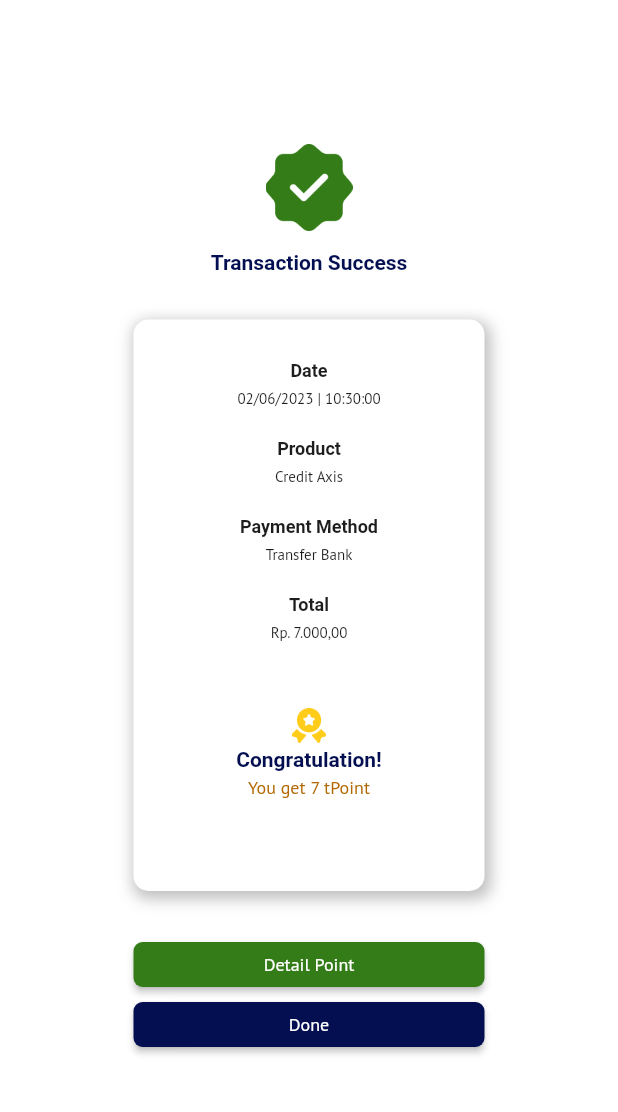
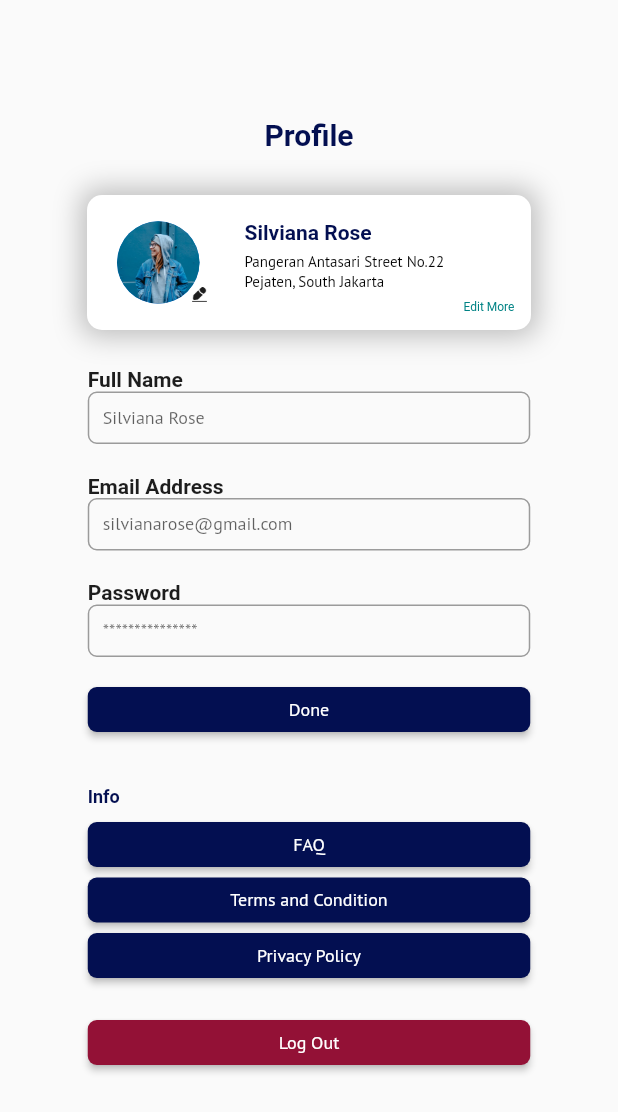
Before and after one commit to Kelompok-14-Loyalty-Point-Agent/Flutter, a Flutter app: the screen it shows after launch, on a phone screen of 412 x 824 dp. Shown: the top 1112 px of the screen. Run offline on Flutter 3.47's test engine with Material 2 defaults, Android fonts, the phone set to English and light mode, and no system bars; our stand-ins replace carousel_slider, dots_indicator, flutter_otp_text_field, google_fonts; Roboto replaces fonts that are missing (PTSans).

Commit message:
slicing profile screen

```diff
--- a/lib/main.dart
+++ b/lib/main.dart
@@ -1,5 +1,6 @@
 import 'package:capstone_14/ui/credit_data_transaction/credit_data_payment_screen.dart';
 import 'package:capstone_14/ui/credit_data_transaction/credit_data_screen.dart';
+import 'package:capstone_14/ui/profile/profile_screen.dart';
 import 'package:capstone_14/ui/splash_screen/splash_screen.dart';
 import 'package:capstone_14/ui/splash_screen/splash_screen_1.dart';
 import 'package:capstone_14/ui/splash_screen/splash_screen_2.dart';
@@ -20,7 +21,7 @@ class MyApp extends StatelessWidget {
     return MaterialApp(
       debugShowCheckedModeBanner: false,
       //Ganti disini kalau mau coba screen
-      home: const TransactionSuccesScreen(),
+      home: const ProfileScreen(),
       onGenerateRoute: (settings) {
         switch (settings.name) {
           case SplashScreen1.routeName:
@@ -31,6 +32,8 @@ class MyApp extends StatelessWidget {
             return _buildFadeRoute(const SplashScreen3());
           case CreditDataScreen.routeName:
             return _buildFadeRoute(const CreditDataScreen());
+          case TransactionSuccesScreen.routeName:
+            return _buildFadeRoute(const TransactionSuccesScreen());
           case CreditDataPaymentScreen.routeName:
             final selectedTestModel = settings.arguments as TestModel;
             return _buildFadeRoute(
--- /dev/null
+++ b/lib/ui/profile/profile_screen.dart
@@ -0,0 +1,257 @@
+import 'package:capstone_14/constant/textstyle_constant.dart';
+import 'package:capstone_14/widgets/button_custome_widget.dart';
+import 'package:flutter/material.dart';
+
+class ProfileScreen extends StatefulWidget {
+  const ProfileScreen({super.key});
+
+  @override
+  State<ProfileScreen> createState() => _ProfileScreenState();
+}
+
+class _ProfileScreenState extends State<ProfileScreen> {
+  @override
+  Widget build(BuildContext context) {
+    return Scaffold(
+      body: Center(
+        //Profile Content
+        child: SizedBox(
+          width: MediaQuery.of(context).size.width,
+          height: MediaQuery.of(context).size.height,
+          child: SingleChildScrollView(
+            child: Column(
+              children: [
+                Padding(
+                  padding: const EdgeInsets.only(top: 78, bottom: 29),
+                  child: Text(
+                    "Profile",
+                    style: TextStyleConst.heading3,
+                  ),
+                ),
+                Container(
+                  width: 296,
+                  height: 90,
+                  decoration: BoxDecoration(
+                    borderRadius: BorderRadius.circular(10),
+                    color: Colors.white,
+                    boxShadow: [
+                      BoxShadow(
+                        color: const Color(0xff000000).withOpacity(0.25),
+                        spreadRadius: 4,
+                        blurRadius: 15,
+                      ),
+                    ],
+                  ),
+                  child: Row(
+                    children: [
+                      Padding(
+                        padding: const EdgeInsets.only(left: 20, right: 25),
+                        child: SizedBox(
+                          width: 60,
+                          child: Stack(
+                            children: <Widget>[
+                              const SizedBox(
+                                width: 55,
+                                height: 55,
+                                child: CircleAvatar(
+                                  radius: 50,
+                                  backgroundImage:
+                                      //pake foto dari api(?)
+                                      AssetImage(
+                                          "assets/images/profilePict.png"),
+                                ),
+                              ),
+                              Positioned(
+                                top: 44,
+                                left: 50,
+                                child: SizedBox(
+                                  height: 10,
+                                  child:
+                                      Image.asset("assets/icons/edit_icon.png"),
+                                ),
+                              ),
+                            ],
+                          ),
+                        ),
+                      ),
+                      Column(
+                        crossAxisAlignment: CrossAxisAlignment.start,
+                        children: [
+                          Padding(
+                            padding: const EdgeInsets.only(top: 17, bottom: 5),
+                            child: Text(
+                              "Silviana Rose",
+                              style: TextStyleConst.heading4,
+                            ),
+                          ),
+                          SizedBox(
+                            width: 141,
+                            child: Text(
+                              "Pangeran Antasari Street No.22 Pejaten, South Jakarta",
+                              style: TextStyleConst.description4,
+                            ),
+                          ),
+                        ],
+                      ),
+                      Padding(
+                        padding: const EdgeInsets.only(top: 60, left: 5),
+                        child: GestureDetector(
+                          onTap: () {},
+                          child: const Text(
+                            "Edit More",
+                            style: TextStyle(
+                              fontFamily: "PTSans",
+                              fontSize: 8,
+                              fontWeight: FontWeight.w400,
+                              color: Color(0xff008284),
+                            ),
+                          ),
+                        ),
+                      )
+                    ],
+                  ),
+                  // Profile Content End
+                ),
+                Column(
+                  crossAxisAlignment: CrossAxisAlignment.start,
+                  children: [
+                    const SizedBox(height: 25),
+                    Text(
+                      "Full Name",
+                      style: TextStyleConst.heading4WithColor(
+                        const Color(0xff1d1d1d),
+                      ),
+                    ),
+                    SizedBox(
+                      width: 295,
+                      height: 35,
+                      child: TextField(
+                        style: TextStyleConst.description3,
+                        decoration: InputDecoration(
+                          contentPadding:
+                              const EdgeInsets.only(top: 5, left: 10),
+                          hintText: "Silviana Rose",
+                          hintStyle: TextStyleConst.description3WithColor(
+                            const Color(0xff1d1d1d).withOpacity(.70),
+                          ),
+                          floatingLabelBehavior: FloatingLabelBehavior.always,
+                          border: OutlineInputBorder(
+                            borderRadius: BorderRadius.circular(6),
+                          ),
+                        ),
+                      ),
+                    ),
+                    const SizedBox(height: 20),
+                    Text(
+                      "Email Address",
+                      style: TextStyleConst.heading4WithColor(
+                        const Color(0xff1d1d1d),
+                      ),
+                    ),
+                    SizedBox(
+                      width: 295,
+                      height: 35,
+                      child: TextField(
+                        style: TextStyleConst.description3,
+                        decoration: InputDecoration(
+                          contentPadding:
+                              const EdgeInsets.only(top: 5, left: 10),
+                          hintText: "silvianarose@gmail.com",
+                          hintStyle: TextStyleConst.description3WithColor(
+                            const Color(0xff1d1d1d).withOpacity(.70),
+                          ),
+                          floatingLabelBehavior: FloatingLabelBehavior.always,
+                          border: OutlineInputBorder(
+                            borderRadius: BorderRadius.circular(6),
+                          ),
+                        ),
+                      ),
+                    ),
+                    const SizedBox(height: 20),
+                    Text(
+                      "Password",
+                      style: TextStyleConst.heading4WithColor(
+                        const Color(0xff1d1d1d),
+                      ),
+                    ),
+                    SizedBox(
+                      width: 295,
+                      height: 35,
+                      child: TextField(
+                        style: TextStyleConst.description3,
+                        decoration: InputDecoration(
+                          contentPadding:
+                              const EdgeInsets.only(top: 10, left: 10),
+                          hintText: "***************",
+                          hintStyle: TextStyleConst.description3WithColor(
+                            const Color(0xff1d1d1d).withOpacity(.70),
+                          ),
+                          floatingLabelBehavior: FloatingLabelBehavior.always,
+                          border: OutlineInputBorder(
+                            borderRadius: BorderRadius.circular(6),
+                          ),
+                        ),
+                      ),
+                    ),
+                    Padding(
+                      padding: const EdgeInsets.only(top: 20, bottom: 36),
+                      child: ButtonCustome(
+                        onPressed: () {},
+                        title: "Done",
+                        backgroundColour: const Color(0xff030F51),
+                        width: 295,
+                        style:
+                            TextStyleConst.description3WithColor(Colors.white),
+                      ),
+                    ),
+                    Text(
+                      "Info",
+                      style: TextStyleConst.heading5,
+                    ),
+                    Padding(
+                      padding: const EdgeInsets.only(top: 10, bottom: 7),
+                      child: ButtonCustome(
+                        onPressed: () {},
+                        title: "FAQ",
+                        backgroundColour: const Color(0xff030F51),
+                        width: 295,
+                        style:
+                            TextStyleConst.description3WithColor(Colors.white),
+                      ),
+                    ),
+                    ButtonCustome(
+                      onPressed: () {},
+                      title: "Terms and Condition",
+                      backgroundColour: const Color(0xff030F51),
+                      width: 295,
+                      style: TextStyleConst.description3WithColor(Colors.white),
+                    ),
+                    Padding(
+                      padding: const EdgeInsets.only(top: 7, bottom: 28),
+                      child: ButtonCustome(
+                        onPressed: () {},
+                        title: "Privacy Policy",
+                        backgroundColour: const Color(0xff030F51),
+                        width: 295,
+                        style:
+                            TextStyleConst.description3WithColor(Colors.white),
+                      ),
+                    ),
+                    ButtonCustome(
+                      onPressed: () {},
+                      title: "Log Out",
+                      backgroundColour: const Color(0xff931136),
+                      width: 295,
+                      style: TextStyleConst.description3WithColor(Colors.white),
+                    ),
+                    const SizedBox(height: 26),
+                  ],
+                ),
+              ],
+            ),
+          ),
+        ),
+      ),
+    );
+  }
+}
--- a/lib/widgets/credit_data_page_widget/data_button_widget.dart
+++ b/lib/widgets/credit_data_page_widget/data_button_widget.dart
@@ -45,8 +45,8 @@ class _DataButtonState extends State<DataButton> {
                 child: Padding(
                   padding: const EdgeInsets.only(bottom: 16, right: 32),
                   child: PriceContainerWidget(
-                    amount: listTest[index].amount,
-                    price: listTest[index].price,
+                    amount: listTest[index].amount!,
+                    price: listTest[index].price!,
                     containerShadow: selectTestModel == listTest[index]
                         ? BoxShadow(
                             color: Colors.blue.withOpacity(1),
@@ -91,11 +91,11 @@ class _DataButtonState extends State<DataButton> {
 }
 
 class TestModel {
-  final String amount;
-  final String price;
+  String? amount;
+  String? price;
 
   TestModel({
-    required this.amount,
-    required this.price,
+    this.amount,
+    this.price,
   });
 }
```
Also changed, not shown: assets/icons/edit_icon.png (added).
